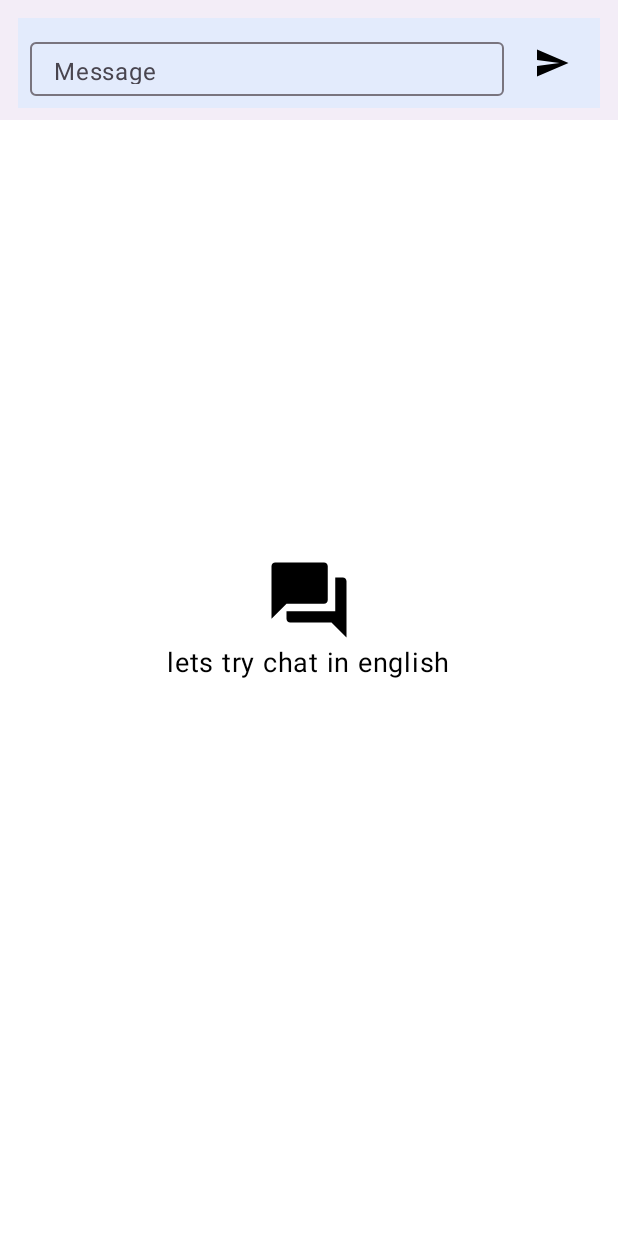
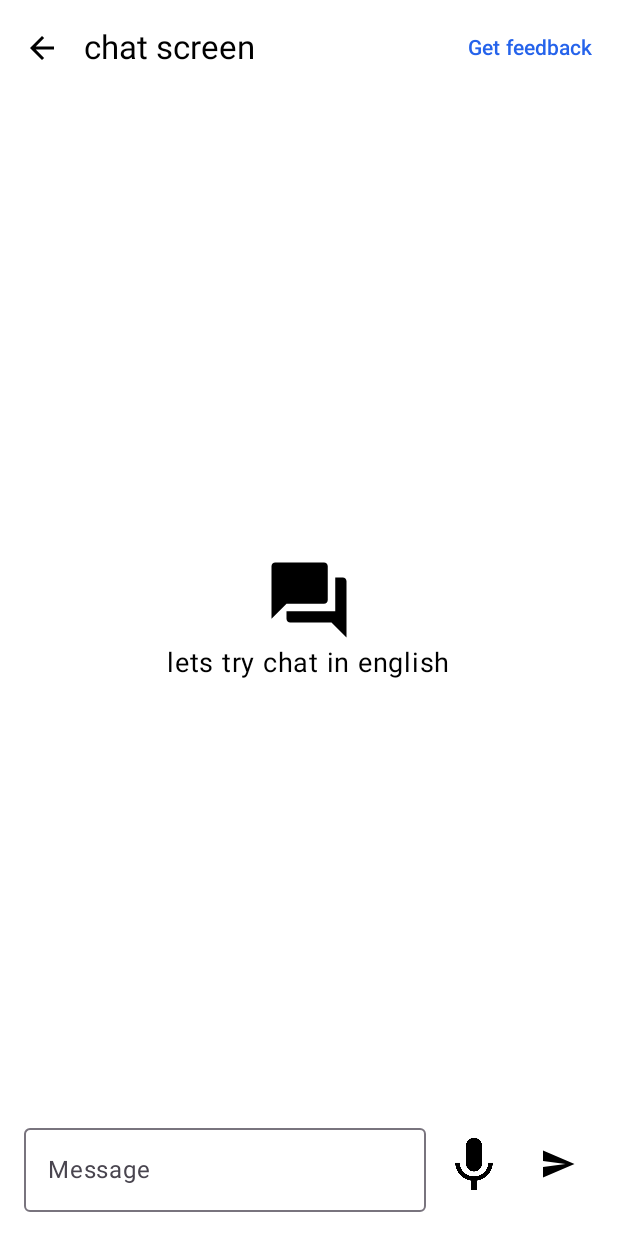
Before and after one commit to OsamaArsalan2001/Chat-Fluent, an Android app built with Jetpack Compose: the composable chatscreen shown on its own in the app's theme, on a phone screen of 412 x 824 dp. Run offline under Robolectric (Android 15) with nearby library versions, the phone set to English and light mode, and no system bars; libraries missing offline, so code that uses them is left out: com.google.ai.client.

Commit message:
chat screen

```diff
--- a/app/src/main/java/com/example/chat_fluent/HomePage.kt
+++ b/app/src/main/java/com/example/chat_fluent/HomePage.kt
@@ -19,7 +19,8 @@ import androidx.compose.ui.text.TextStyle
 import androidx.compose.ui.unit.dp
 import androidx.compose.ui.unit.sp
 import androidx.navigation.NavController
-import com.example.chat_fluent.nav.MainScreen
+import com.example.chat_fluent.nav.LoginPage
+import com.example.chat_fluent.nav.SignupPage
 
 @Composable
 fun HomePageScreen(navController: NavController){
--- a/app/src/main/java/com/example/chat_fluent/LoginPage.kt
+++ b/app/src/main/java/com/example/chat_fluent/LoginPage.kt
@@ -42,6 +42,7 @@ import androidx.compose.ui.text.input.VisualTransformation
 import androidx.compose.ui.unit.dp
 import androidx.compose.ui.unit.sp
 import androidx.navigation.NavController
+import com.example.chat_fluent.nav.SignupPage
 import com.example.chat_fluent.ui.theme.WhiteColor
 import com.example.chat_fluent.ui.theme.buttonColorSignup
 import com.google.firebase.auth.FirebaseAuth
--- /dev/null
+++ b/app/src/main/java/com/example/chat_fluent/Models/messagemodel.kt
@@ -0,0 +1,5 @@
+package com.example.chat_fluent.Models
+
+data class messagemodel(
+    val message : String,
+    val role : String)
--- a/app/src/main/java/com/example/chat_fluent/chatScreen.kt
+++ b/app/src/main/java/com/example/chat_fluent/chatScreen.kt
@@ -1,5 +1,6 @@
 package com.example.chat_fluent
 
+import android.annotation.SuppressLint
 import android.inputmethodservice.Keyboard.Row
 import android.os.Build
 import androidx.annotation.RequiresApi
@@ -19,9 +20,11 @@ import androidx.compose.foundation.lazy.items
 import androidx.compose.foundation.shape.RoundedCornerShape
 import androidx.compose.foundation.text.selection.SelectionContainer
 import androidx.compose.material.icons.Icons
+import androidx.compose.material.icons.automirrored.filled.ArrowBack
 import androidx.compose.material.icons.automirrored.filled.Send
 import androidx.compose.material.icons.filled.Send
 import androidx.compose.material3.BottomAppBar
+import androidx.compose.material3.ExperimentalMaterial3Api
 import androidx.compose.material3.Icon
 import androidx.compose.material3.IconButton
 import androidx.compose.material3.MaterialTheme
@@ -29,6 +32,8 @@ import androidx.compose.material3.OutlinedTextField
 import androidx.compose.material3.Scaffold
 import androidx.compose.material3.Surface
 import androidx.compose.material3.Text
+import androidx.compose.material3.TextButton
+import androidx.compose.material3.TopAppBar
 import androidx.compose.runtime.Composable
 import androidx.compose.runtime.getValue
 import androidx.compose.runtime.mutableStateOf
@@ -42,25 +47,58 @@ import androidx.compose.ui.res.painterResource
 import androidx.compose.ui.text.font.FontWeight
 import androidx.compose.ui.unit.dp
 import androidx.compose.ui.unit.sp
+import com.example.chat_fluent.Models.messagemodel
 
+@OptIn(ExperimentalMaterial3Api::class)
+@SuppressLint("UnusedMaterial3ScaffoldPaddingParameter")
 @RequiresApi(Build.VERSION_CODES.VANILLA_ICE_CREAM)
 @Composable
 fun chatscreen(modifier: Modifier, chatviewmodel: chatviewmodel) {
 
-    Scaffold() {innnerpadding ->
-        apphheader(modifier = Modifier.padding(innnerpadding))
-        messagelist(
+    Scaffold(
+        topBar = {
+            TopAppBar(
+                title = {Text("chat screen")},
                 modifier = Modifier,
+                navigationIcon = { IconButton(onClick = {})
+                {
+                    Icon(
+                        imageVector = Icons.AutoMirrored.Filled.ArrowBack,
+                        contentDescription = "back",
+                    )
+                } },
+                actions = {
+                    TextButton (onClick = {})
+                    {
+                        Text("Get feedback")
+                    }
+                },
+
+                )
+        },
+        content = { messagelist(
+            modifier = Modifier.padding(top = 100.dp),
             messagelist = chatviewmodel.messagelist,
+        )},
+        bottomBar = {
+            Bottommessagebar {
+                chatviewmodel.sendquestion(it)
+            }
+        }
     )
-        BottomAppBar (tonalElevation = 10.dp
-        ) {Bottommessagebar {
-            chatviewmodel.sendquestion(it)
-        }}
+    //{
+//        apphheader(modifier = Modifier.padding(innnerpadding))
+//        messagelist(
+//            modifier = Modifier.padding(innnerpadding),
+//            messagelist = chatviewmodel.messagelist,
+//        )
+//        BottomAppBar  {Bottommessagebar {
+//            chatviewmodel.sendquestion(it)
+//        }}
 //        messageInput(onMessageSend = {
 //            chatviewmodel.sendquestion(it)
 //        })
-    }
+    //   }
 }
 
 @Composable
@@ -114,7 +152,15 @@ fun Bottommessagebar(onMessageSend : (String)-> Unit){
                 label = { Text("Message") },
                 singleLine = true,
             )
+            Spacer(modifier = Modifier.width(8.dp))
 
+            IconButton(onClick = {
+            }) {
+                Icon(
+                    painter = painterResource(id = R.drawable.android_microphone),
+                    contentDescription = "send voice ",
+                )
+            }
             Spacer(modifier = Modifier.width(8.dp))
 
             IconButton(onClick = {
@@ -127,6 +173,7 @@ fun Bottommessagebar(onMessageSend : (String)-> Unit){
                     imageVector = Icons.AutoMirrored.Filled.Send ,
                     contentDescription = "send")
             }
+
         }
     }
 }
@@ -146,7 +193,9 @@ fun messageInput(onMessageSend : (String)-> Unit){
         verticalAlignment = Alignment.CenterVertically) {
         OutlinedTextField(
 
-            modifier = Modifier.weight(1f).padding(bottom = 20.dp),
+            modifier = Modifier
+                .weight(1f)
+                .padding(bottom = 20.dp),
             value = message,
             onValueChange = {
                 message = it
@@ -203,6 +252,7 @@ fun messagerow(messagemodel: messagemodel){
 }
 
 
+/*
 @Composable
 fun apphheader(modifier: Modifier) {
 Box(
@@ -221,3 +271,4 @@ fun apphheader(modifier: Modifier) {
 }
 
 }
+*/
--- a/app/src/main/java/com/example/chat_fluent/messagemodel.kt
+++ /dev/null
@@ -1,5 +0,0 @@
-package com.example.chat_fluent
-
-data class messagemodel(
-    val message : String,
-    val role : String)
```
Also changed, not shown: app/src/main/java/com/example/chat_fluent/MainActivity.kt (+4 -7 lines), app/src/main/java/com/example/chat_fluent/SignupPage.kt (+1 -19 lines), app/src/main/java/com/example/chat_fluent/chatviewmodel.kt (+5 -4 lines), app/src/main/java/com/example/chat_fluent/nav/MainScreen.kt (+25 -73 lines), app/src/main/java/com/example/chat_fluent/nav/NavigationGraph.kt (renamed from app/src/main/java/com/example/chat_fluent/NavigationGraph.kt, +7 -1 lines), app/src/main/res/drawable/android_microphone.png (added). Lines whose indentation alone changed are shown as unchanged.
